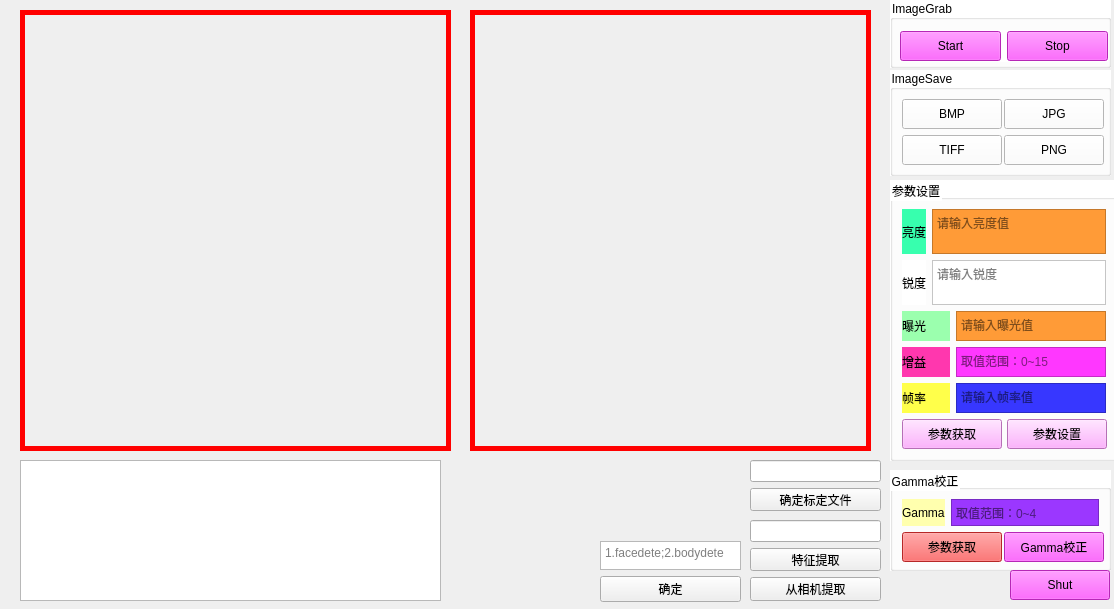
Qt form lp001/LPqt001/widget.ui (lupeng25/Qtcv) before a commit.
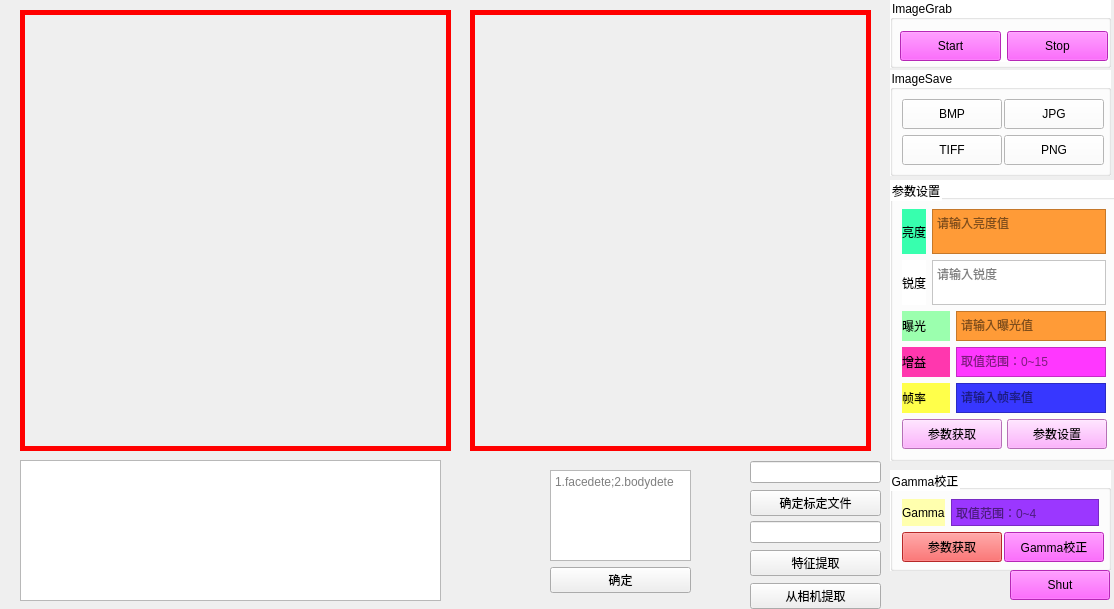
The same form after that commit. Icons and pictures are not drawn.

```diff
--- a/lp001/LPqt001/widget.ui
+++ b/lp001/LPqt001/widget.ui
@@ -519,7 +519,7 @@
      <x>750</x>
      <y>460</y>
      <width>131</width>
-     <height>51</height>
+     <height>57</height>
     </rect>
    </property>
    <layout class="QVBoxLayout" name="verticalLayout_4">
@@ -541,7 +541,7 @@
      <x>750</x>
      <y>520</y>
      <width>131</width>
-     <height>81</height>
+     <height>91</height>
     </rect>
    </property>
    <layout class="QVBoxLayout" name="verticalLayout_5">
@@ -598,10 +598,10 @@
   <widget class="QWidget" name="verticalLayoutWidget_3">
    <property name="geometry">
     <rect>
-     <x>600</x>
-     <y>541</y>
+     <x>550</x>
+     <y>470</y>
      <width>141</width>
-     <height>61</height>
+     <height>123</height>
     </rect>
    </property>
    <layout class="QVBoxLayout" name="verticalLayout_6">
```
